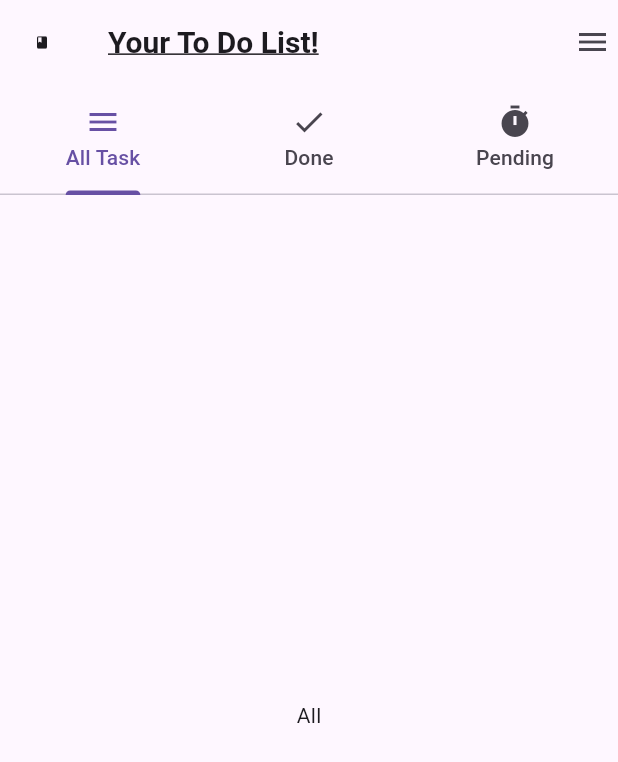
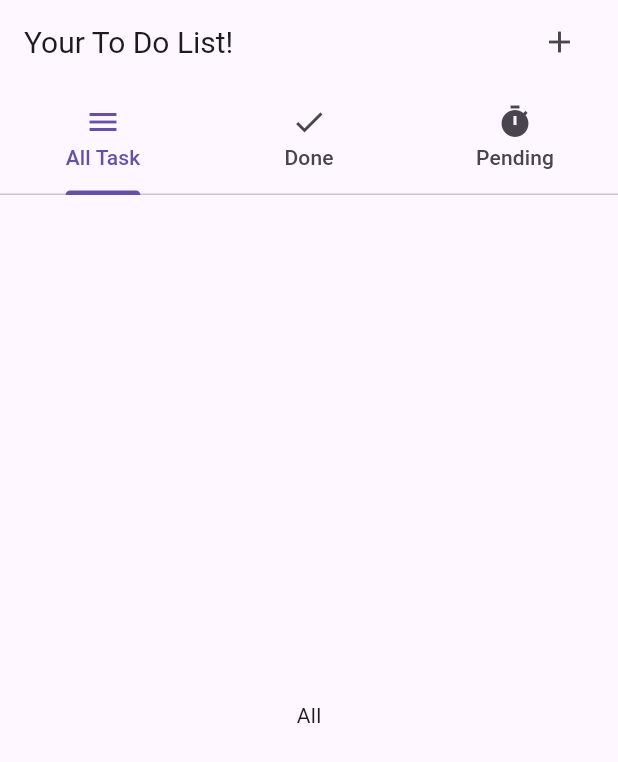
Before and after one commit to Pramartha/learnFlutter, a Flutter app: the screen it shows after launch, on a phone screen of 412 x 824 dp. Shown: the top 762 px of the screen. Run offline on Flutter 3.47's test engine with Material 3 defaults, Android fonts, the phone set to English and light mode, and no system bars.

Commit message:
add buttons

```diff
--- a/learnFlutter/todo_list/lib/main.dart
+++ b/learnFlutter/todo_list/lib/main.dart
@@ -4,9 +4,14 @@ main() {
   runApp(ToDoList());
 }
 
-class ToDoList extends StatelessWidget {
+class ToDoList extends StatefulWidget {
   const ToDoList({super.key});
 
+  @override
+  State<ToDoList> createState() => _ToDoListState();
+}
+
+class _ToDoListState extends State<ToDoList> {
   @override
   Widget build(BuildContext context) {
     return MaterialApp(
@@ -15,18 +20,23 @@ class ToDoList extends StatelessWidget {
         length: 3,
         child: Scaffold(
           appBar: AppBar(
-            leading: Icon(Icons.book_rounded, size: 10),
-            title: Text(
-              "Your To Do List!",
-              style: TextStyle(
-                decoration: TextDecoration.underline,
-                fontSize: 20,
-                fontWeight: FontWeight.bold,
+            title: Text("Your To Do List!", style: TextStyle(fontSize: 20)),
+            actions: [
+              Builder(
+                builder:
+                    (innerContext) => IconButton(
+                      onPressed: () {
+                        showDialog(
+                          context: innerContext,
+                          builder: (context) {
+                            return AddTaskDialog();
+                          },
+                        );
+                      },
+                      icon: Icon(Icons.add),
+                    ),
               ),
-            ),
-            actions: [
-              Icon(Icons.menu),
-              Padding(padding: EdgeInsets.only(right: 5)),
+              SizedBox(width: 15),
             ],
             bottom: TabBar(
               tabs: [
@@ -39,8 +49,8 @@ class ToDoList extends StatelessWidget {
           body: TabBarView(
             children: [
               Center(child: Text("All")),
-              Center(child: Text("All")),
-              Center(child: Text("All")),
+              Center(child: Text("Done")),
+              Center(child: Text("Pending")),
             ],
           ),
         ),
@@ -48,3 +58,47 @@ class ToDoList extends StatelessWidget {
     );
   }
 }
+
+class AddTaskDialog extends StatelessWidget {
+  @override
+  Widget build(BuildContext context) {
+    TextEditingController taskController = TextEditingController();
+    return AlertDialog(
+      title: Text("Input New Task"),
+      content: SizedBox(
+        width: 40,
+        child: TextField(
+          controller: taskController,
+          decoration: InputDecoration(
+            prefixIcon: Icon(Icons.task),
+            hintText: "Give Your Task Name",
+            labelText: "New Task",
+            floatingLabelBehavior: FloatingLabelBehavior.always,
+            focusedBorder: OutlineInputBorder(
+              borderSide: BorderSide(color: Colors.blue),
+            ),
+            disabledBorder: OutlineInputBorder(
+              borderSide: BorderSide(color: Colors.black),
+            ),
+          ),
+        ),
+      ),
+      actions: [
+        TextButton(
+          onPressed: () {
+            Navigator.pop(context);
+          },
+          child: Icon(Icons.close, color: Colors.red),
+        ),
+        ElevatedButton(
+          onPressed: () {
+            String newTask = taskController.text;
+            print("Tugas Baru: $newTask");
+            Navigator.pop(context);
+          },
+          child: Icon(Icons.check, color: Colors.blue),
+        ),
+      ],
+    );
+  }
+}
```
Also changed, not shown: 1 other file.
